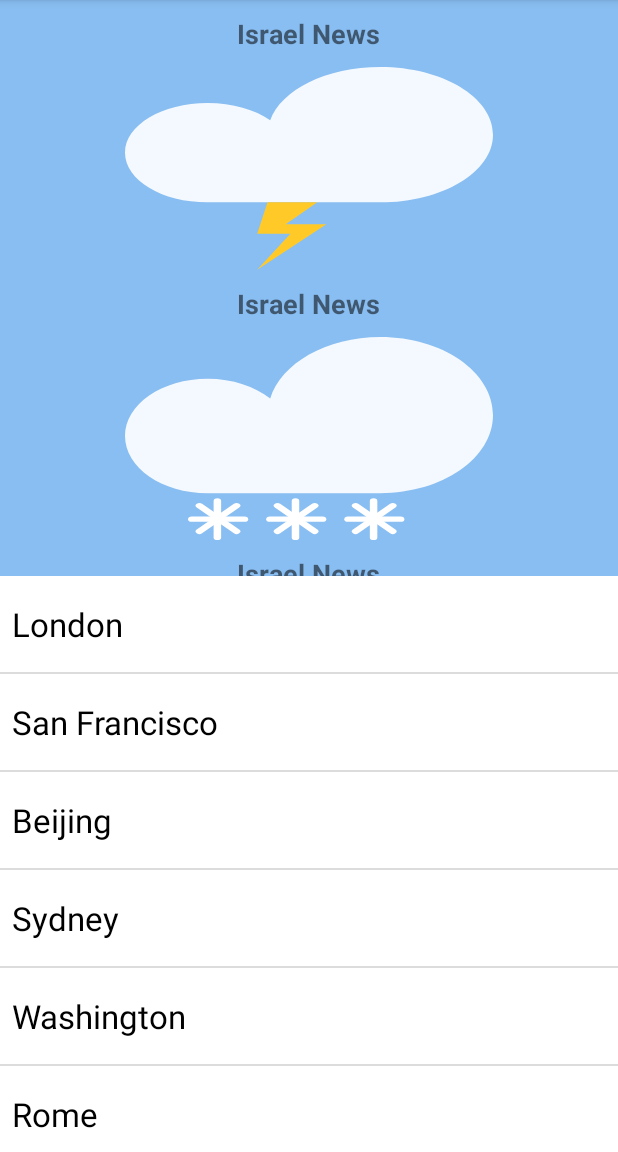
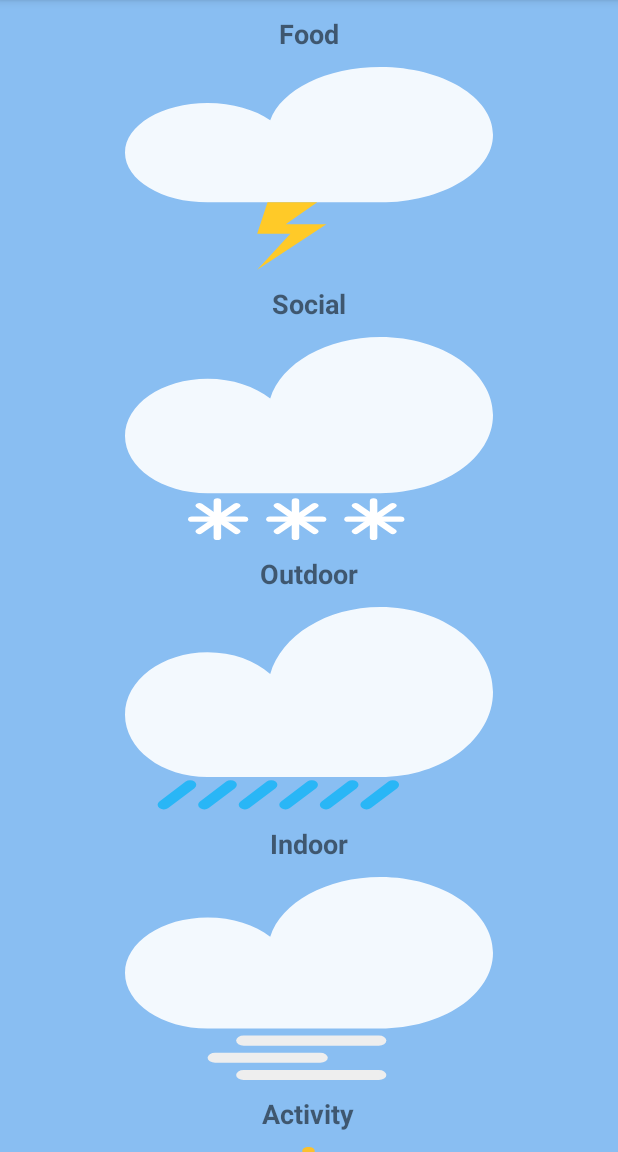
Before and after one commit to BluEyedTree/Miko, an Android app: the screen it shows after launch (MainActivity), on a phone screen of 412 x 824 dp, the part 84-1236 px from its top. Run offline under Robolectric (Android 15) with nearby library versions, the phone set to English and light mode, and no system bars; our stand-ins replace FlexboxLayout.

Commit message:
Connecting the main activity with the results. Also did some work on the result UI.

```diff
--- a/AdaptiveWeather/app/src/main/java/com/raywenderlich/adaptiveweather/MainActivity.java
+++ b/AdaptiveWeather/app/src/main/java/com/raywenderlich/adaptiveweather/MainActivity.java
@@ -1,5 +1,6 @@
 package com.raywenderlich.adaptiveweather;
 
+import android.content.Intent;
 import android.graphics.drawable.Drawable;
 import android.os.Bundle;
 import android.support.v7.app.AppCompatActivity;
@@ -7,6 +8,8 @@ import android.support.v7.widget.AppCompatImageView;
 import android.support.v7.widget.DividerItemDecoration;
 import android.support.v7.widget.LinearLayoutManager;
 import android.support.v7.widget.RecyclerView;
+import android.view.View;
+import android.widget.ImageButton;
 
 import com.google.android.flexbox.FlexboxLayout;
 
@@ -19,110 +22,53 @@ import java.io.InputStream;
 import java.util.ArrayList;
 import java.util.List;
 
-public class MainActivity extends AppCompatActivity {
+import static android.provider.AlarmClock.EXTRA_MESSAGE;
+
+public class MainActivity extends AppCompatActivity implements View.OnClickListener {
 
   private List<Location> mLocations = new ArrayList<>();
   LocationAdapter mLocationAdapter;
   private static final String SELECTED_LOCATION_INDEX = "selectedLocationIndex";
+  ImageButton _FoodButton;
+  ImageButton _SocialButton;
+
   @Override
   protected void onCreate(Bundle savedInstanceState) {
     super.onCreate(savedInstanceState);
-    setContentView(R.layout.activity_main);
+    System.out.println("FODD sdsadasd PRESSED");
+    setContentView(R.layout.forecast_grid);
 
-    RecyclerView mRecyclerView = (RecyclerView) findViewById(R.id.list);
-    mRecyclerView.setHasFixedSize(true);
+    initializeElements();
+    setListeners();
 
-    LinearLayoutManager layoutManager = new LinearLayoutManager(this);
-    DividerItemDecoration dividerItemDecoration = new DividerItemDecoration(this, layoutManager.getOrientation());
-    mRecyclerView.addItemDecoration(dividerItemDecoration);
-    mRecyclerView.setLayoutManager(layoutManager);
 
-    loadData();
+  }
+  private void setListeners(){
+    _FoodButton.setOnClickListener(this);
+    _SocialButton.setOnClickListener(this);
+  }
 
-    mLocationAdapter = new LocationAdapter(this, mLocations, new LocationAdapter.OnItemClickListener() {
-      @Override
-      public void onItemClick(Location location) {
-        loadForecast(location.getForecast());
-      }
-    });
-    mRecyclerView.setAdapter(mLocationAdapter);
-    if (savedInstanceState != null) {
-      int index = savedInstanceState.getInt(SELECTED_LOCATION_INDEX);
-      mLocationAdapter.setSelectedLocationIndex(index);
-      loadForecast(mLocations.get(index).getForecast());
-    }
-
+  private void initializeElements(){
+    _FoodButton = (ImageButton)findViewById(R.id.FoodButton);
+    _SocialButton = (ImageButton)findViewById(R.id.SocialButton);
   }
 
   @Override
-  protected void onSaveInstanceState(Bundle outState) {
-    super.onSaveInstanceState(outState);
-    outState.putInt(SELECTED_LOCATION_INDEX, mLocationAdapter.getSelectedLocationIndex());
-  }
-  private void loadData() {
-    String json = null;
-    try {
-      InputStream is = getAssets().open("data.json");
-      int size = is.available();
-      byte[] buffer = new byte[size];
-      is.read(buffer);
-      is.close();
-      json = new String(buffer, "UTF-8");
-    } catch (IOException ex) {
-      ex.printStackTrace();
-    }
-    JSONArray array = null;
-    try {
-      array = new JSONArray(json);
-    } catch (JSONException e) {
-      e.printStackTrace();
-    }
-    for (int i = 0; i < array.length(); i++) {
-      try {
-        JSONObject object = (JSONObject) array.get(i);
-        JSONArray stringArray = (JSONArray) object.get("forecast");
-        List<String> forecast = new ArrayList<String>();
-        for (int j = 0; j < stringArray.length(); j++) {
-          forecast.add(stringArray.getString(j));
-        }
-        Location location = new Location((String) object.get("name"), forecast);
-        mLocations.add(location);
-      } catch (JSONException e) {
-        e.printStackTrace();
-      }
-    }
-  }
+  public void onClick(View view) {
+    switch(view.getId()){
+      case R.id.FoodButton:
+        System.out.println("FODD BUTTON PRESSED");
+        Intent toMenuActivity = new Intent(getApplicationContext(), ResultScreen.class);
+        //Grabbing the username to display in the Menu activity
+        //Starting the Menu activity
 
-  private Drawable mapWeatherToDrawable(String forecast) {
-    int drawableId = 0;
-    switch (forecast) {
-      case "sun":
-        drawableId = R.drawable.ic_sun;
+        startActivity(toMenuActivity);
         break;
-      case "rain":
-        drawableId = R.drawable.ic_rain;
+      case R.id.SocialButton:
+        //Starting the Signup activity
+        Intent resultScreen = new Intent(getApplicationContext(), ResultScreen.class);
+        startActivity(resultScreen);
         break;
-      case "fog":
-        drawableId = R.drawable.ic_fog;
-        break;
-      case "thunder":
-        drawableId = R.drawable.ic_thunder;
-        break;
-      case "cloud":
-        drawableId = R.drawable.ic_cloud;
-        break;
-      case "snow":
-        drawableId = R.drawable.ic_snow;
-        break;
-    }
-    return getResources().getDrawable(drawableId);
-  }
-
-  private void loadForecast(List<String> forecast){
-    FlexboxLayout forecastView = (FlexboxLayout) findViewById(R.id.forecast);
-    for (int i = 0; i < forecastView.getChildCount(); i++) {
-      AppCompatImageView dayView = (AppCompatImageView) forecastView.getChildAt(i);
-      dayView.setImageDrawable(mapWeatherToDrawable(forecast.get(i)));
     }
   }
 }
--- a/AdaptiveWeather/app/src/main/res/layout/forecast_grid.xml
+++ b/AdaptiveWeather/app/src/main/res/layout/forecast_grid.xml
@@ -11,7 +11,7 @@
     app:justifyContent="space_around">
 
    <LinearLayout
-        android:id="@+id/day1"
+        android:id="@+id/FoodContainer"
         android:layout_width="wrap_content"
         android:layout_height="180dp"
         android:layout_marginLeft="10dp"
@@ -21,21 +21,20 @@
        >
 
        <TextView
-           android:id="@+id/textLabel"
+           android:id="@+id/FoodTextLabel"
            android:layout_width="wrap_content"
            android:layout_height="wrap_content"
-           android:layout_below="@id/imageLabel"
            android:layout_centerInParent="true"
            android:layout_gravity="center"
            android:singleLine="true"
-           android:text="Israel News"
+           android:text="Food"
            android:textSize="18sp"
            android:textStyle="bold"
 
            android:layout_margin="10dp"
            />
         <ImageButton
-            android:id="@+id/imageLabel"
+            android:id="@+id/FoodButton"
             android:layout_width="wrap_content"
             android:layout_height="wrap_content"
             android:layout_centerInParent="true"
@@ -45,7 +44,7 @@
     </LinearLayout>
 
     <LinearLayout
-        android:id="@+id/day1"
+        android:id="@+id/SocialContainer"
         android:layout_width="wrap_content"
         android:layout_height="180dp"
 
@@ -54,20 +53,19 @@
         >
 
         <TextView
-            android:id="@+id/textLabel"
+            android:id="@+id/SocailTextLabel"
             android:layout_width="wrap_content"
             android:layout_height="wrap_content"
-            android:layout_below="@id/imageLabel"
             android:layout_centerInParent="true"
             android:layout_gravity="center"
             android:singleLine="true"
-            android:text="Israel News"
+            android:text="Social"
             android:textSize="18sp"
             android:textStyle="bold"
             android:layout_margin="10dp"
             />
         <ImageButton
-            android:id="@+id/imageLabel"
+            android:id="@+id/SocialButton"
             android:layout_width="wrap_content"
             android:layout_height="wrap_content"
             android:layout_centerInParent="true"
@@ -76,7 +74,7 @@
 
     </LinearLayout>
     <LinearLayout
-        android:id="@+id/day1"
+        android:id="@+id/OutdoorContainer"
         android:layout_width="wrap_content"
         android:layout_height="180dp"
         android:layout_marginLeft="10dp"
@@ -86,20 +84,19 @@
         >
 
         <TextView
-            android:id="@+id/textLabel"
+            android:id="@+id/OutdoorTextLabel"
             android:layout_width="wrap_content"
             android:layout_height="wrap_content"
-            android:layout_below="@id/imageLabel"
             android:layout_centerInParent="true"
             android:layout_gravity="center"
             android:singleLine="true"
-            android:text="Israel News"
+            android:text="Outdoor"
             android:textSize="18sp"
             android:textStyle="bold"
             android:layout_margin="10dp"
             />
         <ImageButton
-            android:id="@+id/imageLabel"
+            android:id="@+id/OutdoorButton"
             android:layout_width="wrap_content"
             android:layout_height="wrap_content"
             android:layout_centerInParent="true"
@@ -109,7 +106,7 @@
     </LinearLayout>
 
     <LinearLayout
-        android:id="@+id/day1"
+        android:id="@+id/IndoorContainer"
         android:layout_width="wrap_content"
         android:layout_height="180dp"
         android:layout_marginLeft="10dp"
@@ -119,20 +116,19 @@
         >
 
         <TextView
-            android:id="@+id/textLabel"
+            android:id="@+id/IndoorTextLabel"
             android:layout_width="wrap_content"
             android:layout_height="wrap_content"
-            android:layout_below="@id/imageLabel"
             android:layout_centerInParent="true"
             android:layout_gravity="center"
             android:singleLine="true"
-            android:text="Israel News"
+            android:text="Indoor"
             android:textSize="18sp"
             android:textStyle="bold"
             android:layout_margin="10dp"
             />
         <ImageButton
-            android:id="@+id/imageLabel"
+            android:id="@+id/IndoorButton"
             android:layout_width="wrap_content"
             android:layout_height="wrap_content"
             android:layout_centerInParent="true"
@@ -142,7 +138,7 @@
     </LinearLayout>
 
     <LinearLayout
-        android:id="@+id/day1"
+        android:id="@+id/Activity1Countainer"
         android:layout_width="wrap_content"
         android:layout_height="180dp"
 
@@ -151,20 +147,19 @@
         >
 
         <TextView
-            android:id="@+id/textLabel"
+            android:id="@+id/Activity1TextLabel"
             android:layout_width="wrap_content"
             android:layout_height="wrap_content"
-            android:layout_below="@id/imageLabel"
             android:layout_centerInParent="true"
             android:layout_gravity="center"
             android:singleLine="true"
-            android:text="Israel News"
+            android:text="Activity"
             android:textSize="18sp"
             android:textStyle="bold"
             android:layout_margin="10dp"
             />
         <ImageButton
-            android:id="@+id/imageLabel"
+            android:id="@+id/Activity1Button"
             android:layout_width="wrap_content"
             android:layout_height="wrap_content"
             android:layout_centerInParent="true"
@@ -173,7 +168,7 @@
 
     </LinearLayout>
     <LinearLayout
-        android:id="@+id/day1"
+        android:id="@+id/Activity2Countainer"
         android:layout_width="wrap_content"
         android:layout_height="180dp"
         android:layout_marginLeft="10dp"
@@ -183,20 +178,19 @@
         >
 
         <TextView
-            android:id="@+id/textLabel"
+            android:id="@+id/Activity2TextLabel"
             android:layout_width="wrap_content"
             android:layout_height="wrap_content"
-            android:layout_below="@id/imageLabel"
             android:layout_centerInParent="true"
             android:layout_gravity="center"
             android:singleLine="true"
-            android:text="Israel News"
+            android:text="Activity 2"
             android:textSize="18sp"
             android:textStyle="bold"
             android:layout_margin="10dp"
             />
         <ImageButton
-            android:id="@+id/imageLabel"
+            android:id="@+id/Activity2Button"
             android:layout_width="wrap_content"
             android:layout_height="wrap_content"
             android:layout_centerInParent="true"
```
Also changed, not shown: AdaptiveWeather/app/src/main/AndroidManifest.xml (+7 -0 lines), AdaptiveWeather/app/src/main/java/com/raywenderlich/adaptiveweather/ResultScreen.java (added, +36 -0 lines), AdaptiveWeather/app/src/main/res/layout/result.xml (+66 -5 lines), 5 other files.
